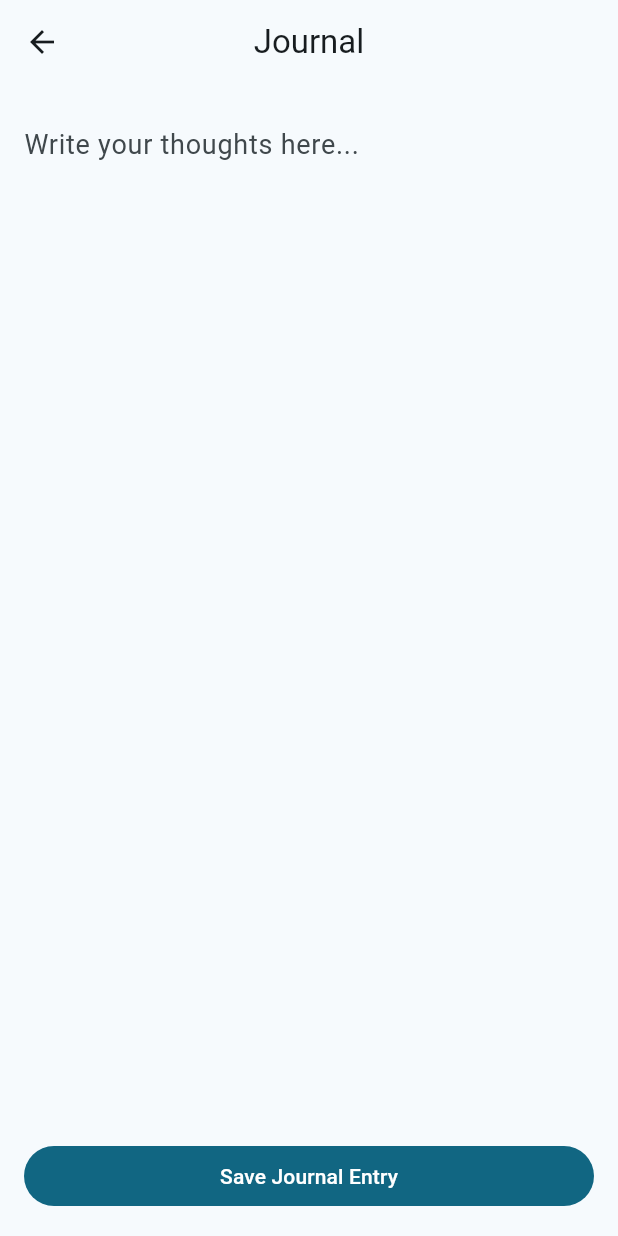
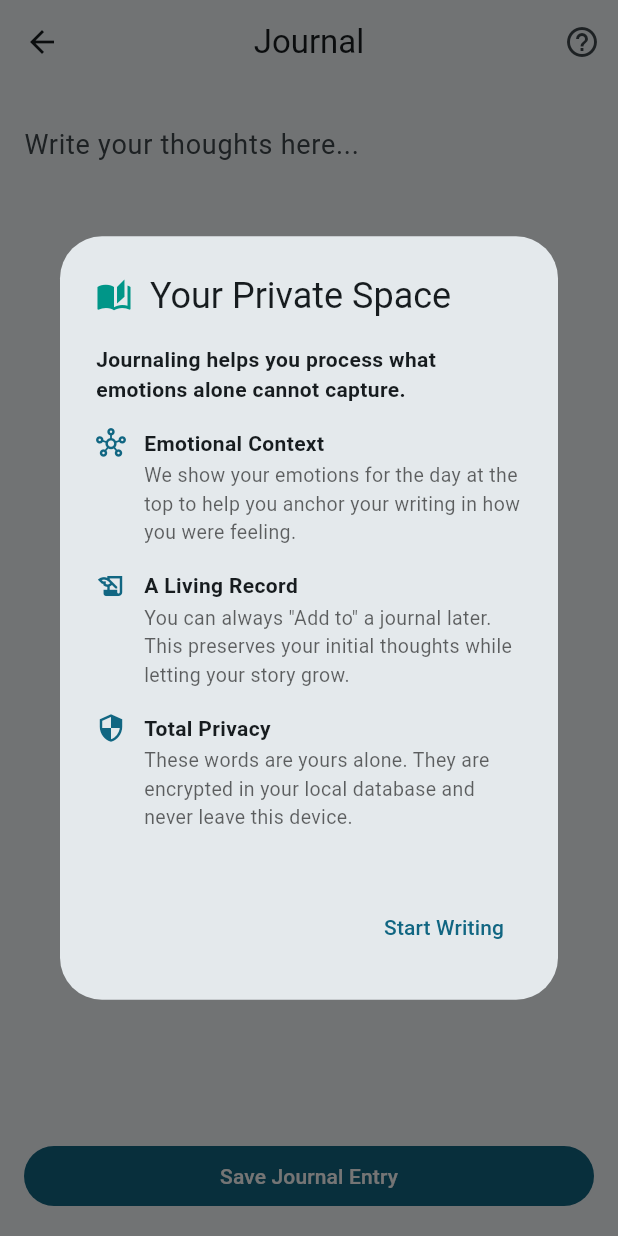
Before and after one commit to AkiTennen/emotion_tracker, a Flutter app: the JournalEditorScreen screen opened directly with empty values, on a phone screen of 412 x 824 dp. Run offline on Flutter 3.47's test engine with Material 3 defaults, Android fonts, the phone set to English and light mode, and no system bars; our stand-ins replace audioplayers, file_picker, flutter_colorpicker, flutter_local_notifications, flutter_svg, flutter_timezone and 4 more; accounts and stored records are empty; project files that could hold a hidden picture were left out.

Commit message:
feat: journal onboarding finished

```diff
--- a/lib/features/home/journal_editor_screen.dart
+++ b/lib/features/home/journal_editor_screen.dart
@@ -5,6 +5,7 @@ import '../../models/journal_entry.dart';
 import '../../models/journal_revision.dart';
 import '../../models/emotion_entry_revision.dart';
 import '../../services/database_service.dart';
+import '../../services/settings_service.dart';
 import '../../models/emotion_data.dart';
 
 class JournalEditorScreen extends StatefulWidget {
@@ -34,6 +35,9 @@ class _JournalEditorScreenState extends State<JournalEditorScreen> {
   void initState() {
     super.initState();
     _loadData();
+    WidgetsBinding.instance.addPostFrameCallback((_) {
+      _checkFirstTimeIntro();
+    });
   }
 
   void _loadData() {
@@ -50,6 +54,61 @@ class _JournalEditorScreenState extends State<JournalEditorScreen> {
         _contentController.text = latest['content'];
       }
     }
+  }
+
+  void _checkFirstTimeIntro() async {
+    if (!SettingsService.isJournalIntroShown()) {
+      _showJournalGuide();
+    }
+  }
+
+  void _showJournalGuide() {
+    showDialog(
+      context: context,
+      builder: (context) => AlertDialog(
+        title: const Row(
+          children: [
+            Icon(Icons.auto_stories, color: Colors.teal),
+            SizedBox(width: 12),
+            Text('Your Private Space'),
+          ],
+        ),
+        content: const SingleChildScrollView(
+          child: Column(
+            mainAxisSize: MainAxisSize.min,
+            crossAxisAlignment: CrossAxisAlignment.start,
+            children: [
+              Text('Journaling helps you process what emotions alone cannot capture.', style: TextStyle(fontWeight: FontWeight.bold)),
+              SizedBox(height: 16),
+              _GuidePoint(
+                icon: Icons.hub_outlined,
+                title: 'Emotional Context',
+                description: 'We show your emotions for the day at the top to help you anchor your writing in how you were feeling.',
+              ),
+              _GuidePoint(
+                icon: Icons.history_edu,
+                title: 'A Living Record',
+                description: 'You can always "Add to" a journal later. This preserves your initial thoughts while letting your story grow.',
+              ),
+              _GuidePoint(
+                icon: Icons.security_outlined,
+                title: 'Total Privacy',
+                description: 'These words are yours alone. They are encrypted in your local database and never leave this device.',
+              ),
+            ],
+          ),
+        ),
+        actions: [
+          TextButton(
+            onPressed: () async {
+              await SettingsService.setJournalIntroShown(true);
+              if (mounted) Navigator.pop(context);
+            },
+            child: const Text('Start Writing'),
+          ),
+        ],
+      ),
+    );
   }
 
   @override
@@ -118,6 +177,13 @@ class _JournalEditorScreenState extends State<JournalEditorScreen> {
     return Scaffold(
       appBar: AppBar(
         title: Text(title),
+        actions: [
+          IconButton(
+            icon: const Icon(Icons.help_outline),
+            onPressed: _showJournalGuide,
+            tooltip: 'Show Journal Guide',
+          ),
+        ],
       ),
       body: Column(
         children: [
@@ -253,3 +319,35 @@ class _JournalEditorScreenState extends State<JournalEditorScreen> {
     );
   }
 }
+
+class _GuidePoint extends StatelessWidget {
+  final IconData icon;
+  final String title;
+  final String description;
+
+  const _GuidePoint({required this.icon, required this.title, required this.description});
+
+  @override
+  Widget build(BuildContext context) {
+    return Padding(
+      padding: const EdgeInsets.only(bottom: 16.0),
+      child: Row(
+        crossAxisAlignment: CrossAxisAlignment.start,
+        children: [
+          Icon(icon, size: 20, color: Theme.of(context).colorScheme.primary),
+          const SizedBox(width: 12),
+          Expanded(
+            child: Column(
+              crossAxisAlignment: CrossAxisAlignment.start,
+              children: [
+                Text(title, style: const TextStyle(fontWeight: FontWeight.bold, fontSize: 14)),
+                const SizedBox(height: 2),
+                Text(description, style: TextStyle(fontSize: 13, color: Theme.of(context).hintColor)),
+              ],
+            ),
+          ),
+        ],
+      ),
+    );
+  }
+}
--- a/lib/services/settings_service.dart
+++ b/lib/services/settings_service.dart
@@ -38,6 +38,7 @@ class SettingsService {
   static const String timelineHintShownKey = 'timeline_hint_shown';
   static const String journalNudgeShownKey = 'journal_nudge_shown';
   static const String journalHighlightPendingKey = 'journal_highlight_pending';
+  static const String journalIntroShownKey = 'journal_intro_shown';
 
   static Future<void> init() async {
     await Hive.openBox(settingsBoxName);
@@ -153,6 +154,16 @@ class SettingsService {
   static Future<void> setJournalHighlightPending(bool value) async {
     final box = Hive.box(settingsBoxName);
     await box.put(journalHighlightPendingKey, value);
+  }
+
+  static bool isJournalIntroShown() {
+    final box = Hive.box(settingsBoxName);
+    return box.get(journalIntroShownKey, defaultValue: false);
+  }
+
+  static Future<void> setJournalIntroShown(bool value) async {
+    final box = Hive.box(settingsBoxName);
+    await box.put(journalIntroShownKey, value);
   }
 
   // --- Theme ---
```
